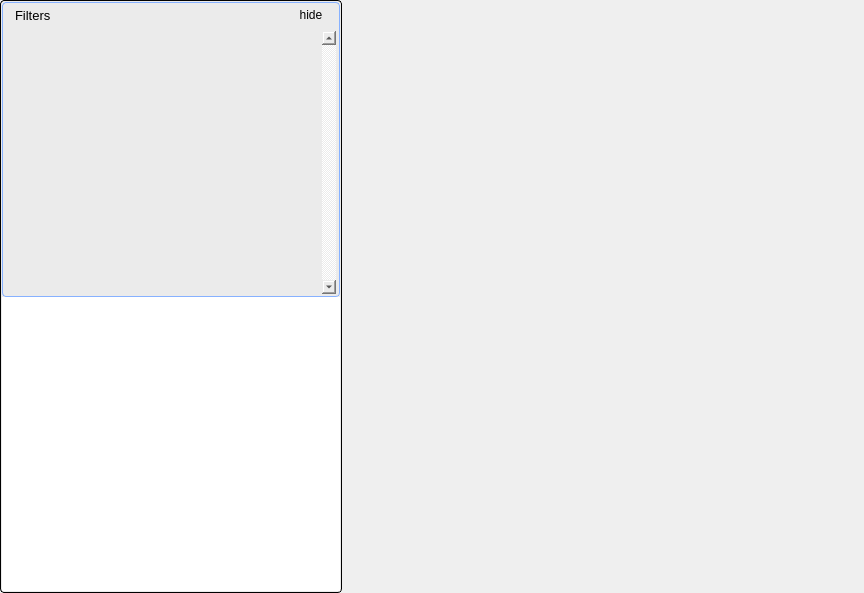
Old version of the form trunk/src/edr/src/hmm_view/ui/AnalisisWidget.ui in the repository mk4me/hm-mde-one.
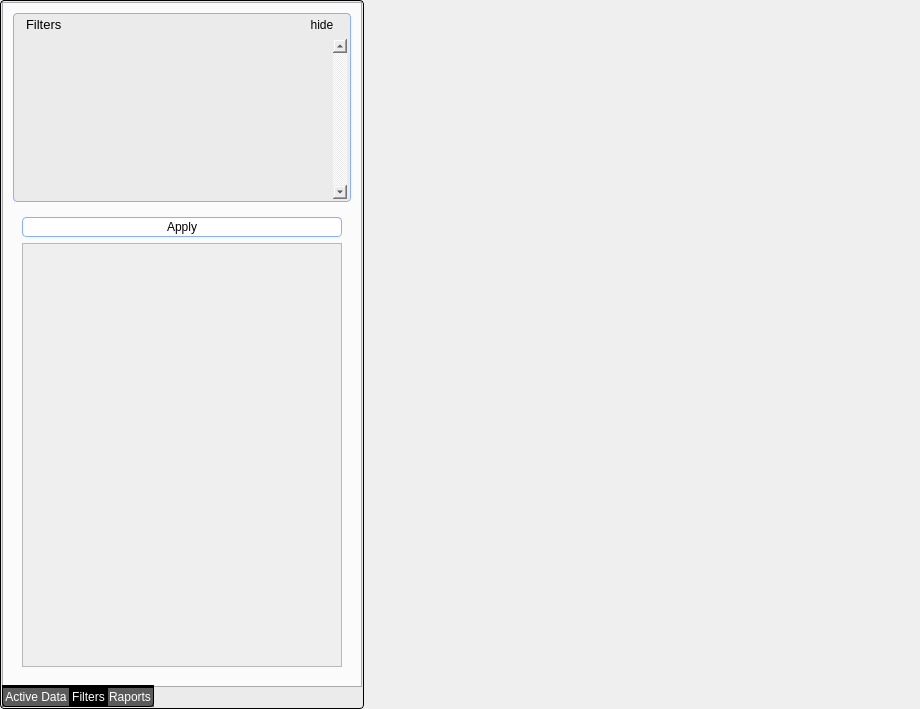
New version of the form. The open tabs and pages were chosen to show the change. Icons and pictures are not drawn.

Diff of the .ui file:
```diff
--- a/trunk/src/edr/src/hmm_view/ui/AnalisisWidget.ui
+++ b/trunk/src/edr/src/hmm_view/ui/AnalisisWidget.ui
@@ -6,8 +6,8 @@
    <rect>
     <x>0</x>
     <y>0</y>
-    <width>864</width>
-    <height>593</height>
+    <width>920</width>
+    <height>709</height>
    </rect>
   </property>
   <property name="windowTitle">
@@ -40,8 +40,99 @@
     background-color: rgb(235, 235, 235);
 }
 
-QWidget {
-	background: transparent;
+/* zywcem skopiowane z analisis area
+}*/
+
+QTabBar, QTabBar *, EDRDockWidgetSet QTabBar, EDRDockWidgetSet QTabBar * {}
+QTabBar {
+ background: rgb(91, 91, 91);
+ border-top: 3px solid black;
+}
+
+EDRDockWidgetSet QTabBar {
+ background: white;
+}
+
+QTabBar::tab {
+ border: 1px solid  black;
+ border-top: 3px solid black;
+ border-radius: 0px;
+ background-color: transparent;
+ color: white;
+ min-width: 10ex;
+ padding: 2px;
+ margin: 0px;
+}
+
+EDRDockWidgetSet QTabBar::tab {
+ background: rgb(91, 91, 91);
+}
+
+QTabBar::tab:previous-selected {
+ border-right: none;
+}
+
+QTabBar::tab:next-selected, QTabBar::tab:middle:next-selected {
+ border-right: 1px solid black;
+}
+
+QTabBar::tab:first, EDRDockWidgetSet QTabBar::tab:first{
+ border: 1px solid  black;
+ border-top: 3px solid black;
+ border-bottom-left-radius: 4px;
+ padding: 2px;
+}
+
+QTabBar::tab:first:previous-selected {
+ border-right: none;
+}
+
+QTabBar::tab:middle {
+ border: 1px solid  black;
+ border-top: 3px solid black;
+ border-left: none;
+}
+
+QTabBar::tab:last {
+ border: 1px solid  black;
+ border-top: 3px solid black;
+ border-left: none;
+ border-bottom-right-radius: 4px;
+}
+
+QTabBar::tab:middle:selected {
+ border: 1px solid  black;
+ border-top: 3px solid black;
+ background-color: black;
+ border-bottom-left-radius: 0px;
+ border-bottom-right-radius: 0px;
+ margin-left: -1px;
+ margin-right: -1px;
+}
+
+QTabBar::tab:first:selected {
+border: 1px solid black;
+ border-top: 3px solid black;
+ background-color: black;
+ border-bottom-left-radius: 4px;
+ border-bottom-right-radius: 0px;
+ margin-left: 0px;
+ margin-right: -1px;
+}
+
+QTabBar::tab:last:selected {
+border: 1px solid  black;
+border-top: 3px solid black;
+ background-color: black;
+ border-bottom-left-radius: 0px;
+ border-bottom-right-radius: 4px;
+  margin-left: -1px;
+ margin-right: 0px;
+}
+
+QTabBar::tab:hover {
+    background-color: #898989;
+ border-top: 3px solid black;
 }</string>
      </property>
      <layout class="QVBoxLayout" name="verticalLayout">
@@ -52,6 +143,99 @@
        <number>0</number>
       </property>
       <item>
+       <widget class="QTabWidget" name="tabWidget">
+        <property name="sizePolicy">
+         <sizepolicy hsizetype="Minimum" vsizetype="Expanding">
+          <horstretch>0</horstretch>
+          <verstretch>0</verstretch>
+         </sizepolicy>
+        </property>
+        <property name="styleSheet">
+         <string notr="true">QTreeView::branch:has-children:!has-siblings:closed,
+     QTreeView::branch:closed:has-children:has-siblings {
+             border-image: none;
+             image: url(:/resources/icons/trojkat-8x8-dodolu.png);
+     }
+
+     QTreeView::branch:open:has-children:!has-siblings,
+     QTreeView::branch:open:has-children:has-siblings  {
+             border-image: none;
+             image: url(:/resources/icons/trojkat-8x8-naboku.png);
+     }
+
+#treeHolder
+{
+	background: white;
+}</string>
+        </property>
+        <property name="tabPosition">
+         <enum>QTabWidget::South</enum>
+        </property>
+        <property name="currentIndex">
+         <number>0</number>
+        </property>
+        <widget class="QWidget" name="activeData">
+         <attribute name="title">
+          <string>Active Data</string>
+         </attribute>
+         <layout class="QVBoxLayout" name="verticalLayout_2">
+          <item>
+           <widget class="QWidget" name="widget" native="true">
+            <layout class="QVBoxLayout" name="verticalLayout_3">
+             <item>
+              <widget class="QLabel" name="patientHeader">
+               <property name="text">
+                <string>Summary</string>
+               </property>
+              </widget>
+             </item>
+             <item>
+              <widget class="QTabWidget" name="miniPatientCard">
+               <property name="sizePolicy">
+                <sizepolicy hsizetype="Expanding" vsizetype="Minimum">
+                 <horstretch>0</horstretch>
+                 <verstretch>0</verstretch>
+                </sizepolicy>
+               </property>
+               <property name="tabPosition">
+                <enum>QTabWidget::West</enum>
+               </property>
+               <property name="currentIndex">
+                <number>0</number>
+               </property>
+               <widget class="QWidget" name="tab">
+                <attribute name="title">
+                 <string>1</string>
+                </attribute>
+               </widget>
+               <widget class="QWidget" name="tab_2">
+                <attribute name="title">
+                 <string>2</string>
+                </attribute>
+               </widget>
+              </widget>
+             </item>
+            </layout>
+           </widget>
+          </item>
+          <item>
+           <widget class="QWidget" name="treeHolder" native="true">
+            <property name="sizePolicy">
+             <sizepolicy hsizetype="Preferred" vsizetype="Expanding">
+              <horstretch>0</horstretch>
+              <verstretch>0</verstretch>
+             </sizepolicy>
+            </property>
+           </widget>
+          </item>
+         </layout>
+        </widget>
+        <widget class="QWidget" name="configure1">
+         <attribute name="title">
+          <string>Filters</string>
+         </attribute>
+         <layout class="QVBoxLayout" name="verticalLayout_5">
+          <item>
        <widget class="QFrame" name="containerFrame">
         <property name="sizePolicy">
          <sizepolicy hsizetype="Minimum" vsizetype="Preferred">
@@ -71,7 +255,7 @@
 	 background-color:  rgb(235, 235, 235);
 }</string>
         </property>
-        <layout class="QVBoxLayout" name="verticalLayout_2">
+            <layout class="QVBoxLayout" name="verticalLayout_4">
          <property name="leftMargin">
           <number>1</number>
          </property>
@@ -200,7 +384,7 @@
               <x>0</x>
               <y>0</y>
               <width>314</width>
-              <height>263</height>
+                  <height>160</height>
              </rect>
             </property>
             <property name="styleSheet">
@@ -213,31 +397,64 @@
        </widget>
       </item>
       <item>
-       <widget class="QWidget" name="treeHolder" native="true">
-        <property name="sizePolicy">
-         <sizepolicy hsizetype="Minimum" vsizetype="Preferred">
-          <horstretch>0</horstretch>
-          <verstretch>0</verstretch>
-         </sizepolicy>
-        </property>
+           <widget class="QWidget" name="configurationFrame" native="true">
+            <property name="styleSheet">
+             <string notr="true">QWidget#configurationFrame &gt; QFrame
+{
+	border: none;
+}</string>
+            </property>
+            <layout class="QVBoxLayout" name="verticalLayout_6">
+             <item>
+              <widget class="QPushButton" name="applyButton">
         <property name="styleSheet">
-         <string notr="true">QTreeView::branch:has-children:!has-siblings:closed,
-     QTreeView::branch:closed:has-children:has-siblings {
-             border-image: none;
-             image: url(:/resources/icons/trojkat-8x8-dodolu.png);
-     }
-
-     QTreeView::branch:open:has-children:!has-siblings,
-     QTreeView::branch:open:has-children:has-siblings  {
-             border-image: none;
-             image: url(:/resources/icons/trojkat-8x8-naboku.png);
-     }
-
-#treeHolder
+                <string notr="true">QPushButton#applyButton
 {
-	background: white;
+    border: 1px solid rgb(135, 177, 255); 
+    border-radius: 4px; 
+	padding: 2px;
+    background-color: white;
+}
+
+QPushButton#applyButton:hover
+{    background-color: rgb(235, 235, 235);
 }</string>
         </property>
+               <property name="text">
+                <string>Apply</string>
+               </property>
+              </widget>
+             </item>
+             <item>
+              <widget class="QScrollArea" name="scrollArea_2">
+               <property name="styleSheet">
+                <string notr="true"/>
+               </property>
+               <property name="widgetResizable">
+                <bool>true</bool>
+               </property>
+               <widget class="QWidget" name="configurationWidget">
+                <property name="geometry">
+                 <rect>
+                  <x>0</x>
+                  <y>0</y>
+                  <width>320</width>
+                  <height>424</height>
+                 </rect>
+                </property>
+               </widget>
+              </widget>
+             </item>
+            </layout>
+           </widget>
+          </item>
+         </layout>
+        </widget>
+        <widget class="QWidget" name="configure2">
+         <attribute name="title">
+          <string>Raports</string>
+         </attribute>
+        </widget>
        </widget>
       </item>
      </layout>
```
Left out of the diff: 259 changed lines with no effect on the pictures. Lines whose indentation alone changed are shown as unchanged.
